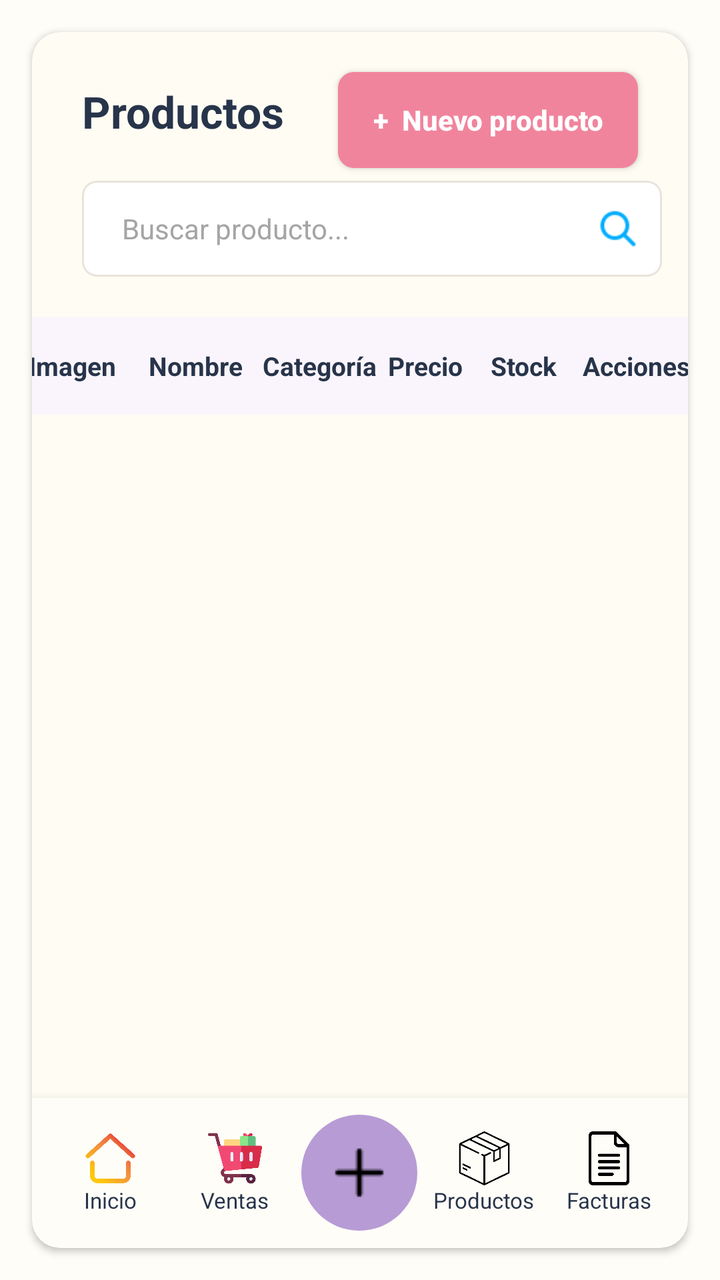
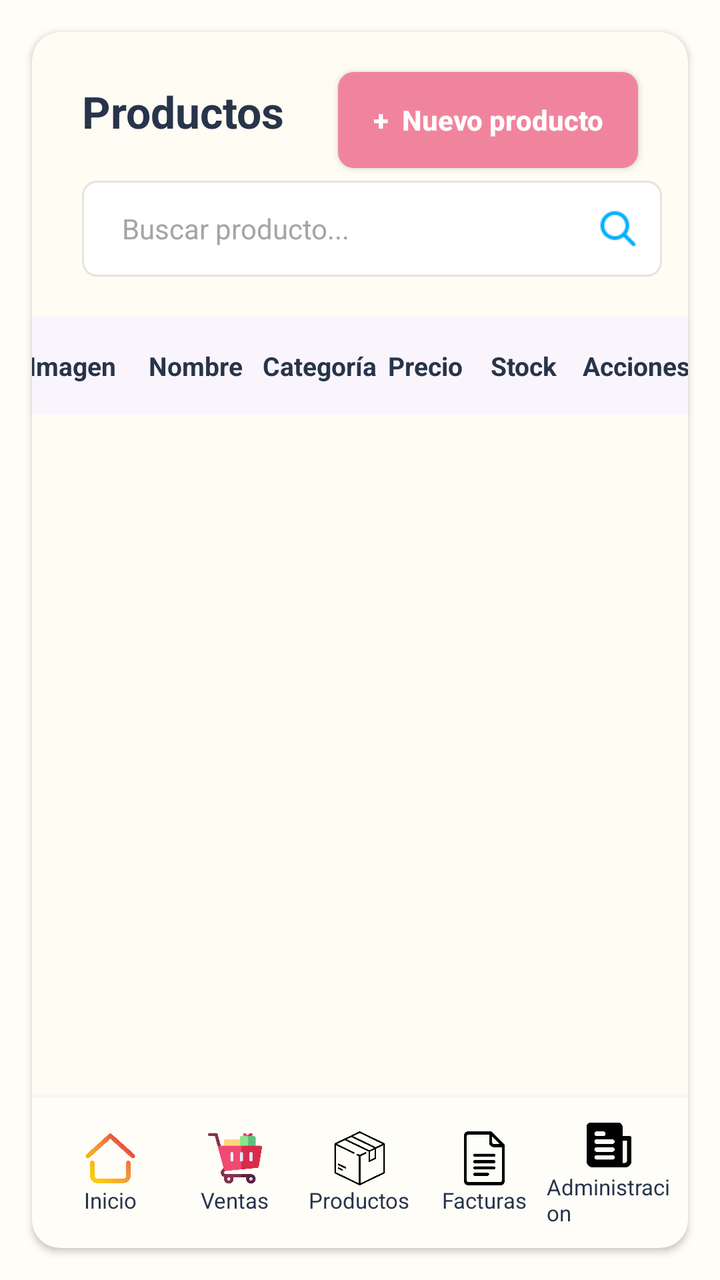

Two renders of the same Android screen: before a commit and after it. Below are the layout's source before the change and the commit's diff.
<!-- AndroidManifest.xml: application theme Theme.Jugueteria -->
<!-- res/layout/activity_products.xml -->
<?xml version="1.0" encoding="utf-8"?>
<androidx.constraintlayout.widget.ConstraintLayout
    xmlns:android="http://schemas.android.com/apk/res/android"
    xmlns:app="http://schemas.android.com/apk/res-auto"
    xmlns:tools="http://schemas.android.com/tools"

    android:layout_width="match_parent"
    android:layout_height="match_parent"
    android:background="#FFFDF8"
    android:id="@+id/main"
    tools:context=".ProductsActivity">


    
    
    

    <androidx.cardview.widget.CardView
        android:id="@+id/productsCard"

        android:layout_width="0dp"
        android:layout_height="0dp"

        android:layout_margin="16dp"

        app:cardBackgroundColor="#FFFCF3"
        app:cardCornerRadius="14dp"
        app:cardElevation="2dp"

        app:layout_constraintTop_toTopOf="parent"
        app:layout_constraintBottom_toBottomOf="parent"
        app:layout_constraintStart_toStartOf="parent"
        app:layout_constraintEnd_toEndOf="parent">


        <androidx.constraintlayout.widget.ConstraintLayout
            android:layout_width="match_parent"
            android:layout_height="match_parent">


            
            
            

            <TextView
                android:id="@+id/txtProductsTitle"

                android:layout_width="wrap_content"
                android:layout_height="wrap_content"

                android:layout_marginStart="25dp"
                android:layout_marginTop="25dp"

                android:text="Productos"
                android:textColor="#27344A"
                android:textSize="22sp"
                android:textStyle="bold"

                app:layout_constraintStart_toStartOf="parent"
                app:layout_constraintTop_toTopOf="parent" />


            
            
            

            <Button
                android:id="@+id/btnNewProduct"

                android:layout_width="150dp"
                android:layout_height="48dp"

                android:layout_marginEnd="25dp"
                android:layout_marginTop="20dp"

                android:text="+  Nuevo producto"
                android:textAllCaps="false"
                android:textColor="#FFFFFF"
                android:textSize="14sp"
                android:textStyle="bold"

                android:background="@drawable/button_new_product"

                app:layout_constraintEnd_toEndOf="parent"
                app:layout_constraintTop_toTopOf="parent" />


            
            
            

            <LinearLayout
                android:id="@+id/searchContainer"

                android:layout_width="290dp"
                android:layout_height="48dp"

                android:layout_marginStart="25dp"
                android:layout_marginTop="20dp"

                android:orientation="horizontal"
                android:gravity="center_vertical"

                android:paddingStart="12dp"
                android:paddingEnd="12dp"

                android:background="@drawable/search_background"

                app:layout_constraintStart_toStartOf="parent"
                app:layout_constraintTop_toBottomOf="@id/txtProductsTitle">


                <EditText
                    android:id="@+id/edtSearch"

                    android:layout_width="0dp"
                    android:layout_height="match_parent"

                    android:layout_weight="1"

                    android:layout_marginStart="8dp"

                    android:background="@android:color/transparent"

                    android:hint="Buscar producto..."
                    android:textColor="#27344A"
                    android:textColorHint="#A5A5A5"
                    android:textSize="14sp"

                    android:singleLine="true" />


                <ImageView
                    android:layout_width="20dp"
                    android:layout_height="20dp"

                    android:src="@drawable/ic_search"
                    android:contentDescription="@null" />

            </LinearLayout>


            
            
            

            <LinearLayout
                android:id="@+id/tableHeader"

                android:layout_width="348dp"
                android:layout_height="49dp"

                android:layout_marginStart="25dp"
                android:layout_marginTop="20dp"
                android:layout_marginEnd="25dp"

                android:background="@drawable/table_header_background"
                android:gravity="center_vertical"

                android:orientation="horizontal"
                android:paddingStart="8dp"

                android:paddingEnd="8dp"

                app:layout_constraintEnd_toEndOf="parent"
                app:layout_constraintStart_toStartOf="parent"
                app:layout_constraintTop_toBottomOf="@id/searchContainer">


                <TextView
                    android:layout_width="60dp"
                    android:layout_height="wrap_content"
                    android:text="Imagen"
                    android:textColor="#27344A"
                    android:textSize="13sp"
                    android:textStyle="bold" />


                <TextView
                    android:layout_width="0dp"
                    android:layout_height="wrap_content"
                    android:layout_weight="1"
                    android:text="Nombre"
                    android:textColor="#27344A"
                    android:textSize="13sp"
                    android:textStyle="bold" />


                <TextView
                    android:layout_width="0dp"
                    android:layout_height="wrap_content"
                    android:layout_weight="1.1"
                    android:text="Categoría"
                    android:textColor="#27344A"
                    android:textSize="13sp"
                    android:textStyle="bold" />


                <TextView
                    android:layout_width="0dp"
                    android:layout_height="wrap_content"
                    android:layout_weight="0.9"
                    android:text="Precio"
                    android:textColor="#27344A"
                    android:textSize="13sp"
                    android:textStyle="bold" />


                <TextView
                    android:layout_width="0dp"
                    android:layout_height="wrap_content"
                    android:layout_weight="0.8"
                    android:text="Stock"
                    android:textColor="#27344A"
                    android:textSize="13sp"
                    android:textStyle="bold" />


                <TextView
                    android:layout_width="55dp"
                    android:layout_height="wrap_content"
                    android:text="Acciones"
                    android:textColor="#27344A"
                    android:textSize="13sp"
                    android:textStyle="bold" />

            </LinearLayout>


            
            
            

            <androidx.recyclerview.widget.RecyclerView
                android:id="@+id/recyclerProducts"

                android:layout_width="346dp"
                android:layout_height="390dp"

                android:layout_marginEnd="25dp"

                android:clipToPadding="false"

                android:overScrollMode="never"
                android:paddingTop="3dp"

                android:paddingBottom="5dp"

                app:layoutManager="androidx.recyclerview.widget.LinearLayoutManager"

                app:layout_constraintEnd_toEndOf="@+id/tableHeader"
                app:layout_constraintHorizontal_bias="0.0"
                app:layout_constraintStart_toStartOf="@+id/tableHeader"

                app:layout_constraintTop_toBottomOf="@id/tableHeader"
                tools:listitem="@layout/item_product" />

            <LinearLayout
                android:id="@+id/bottomNavigation"

                android:layout_width="0dp"
                android:layout_height="75dp"

                android:background="#FFFDF8"
                android:elevation="8dp"

                android:gravity="center_vertical"

                android:orientation="horizontal"

                android:paddingStart="8dp"
                android:paddingEnd="8dp"

                app:layout_constraintBottom_toBottomOf="parent"
                app:layout_constraintEnd_toEndOf="parent"
                app:layout_constraintStart_toStartOf="parent">


                

                <LinearLayout
                    android:id="@+id/navHome"
                    android:layout_width="0dp"
                    android:layout_height="match_parent"

                    android:layout_weight="1"

                    android:clickable="true"
                    android:focusable="true"

                    android:gravity="center"
                    android:orientation="vertical">


                    <ImageView
                        android:layout_width="27dp"
                        android:layout_height="27dp"

                        android:contentDescription="Inicio"
                        android:src="@drawable/ic_home" />


                    <TextView
                        android:layout_width="wrap_content"
                        android:layout_height="wrap_content"

                        android:text="Inicio"
                        android:textColor="#27344A"
                        android:textSize="11sp" />

                </LinearLayout>


                

                <LinearLayout
                    android:id="@+id/navSales"
                    android:layout_width="0dp"
                    android:layout_height="match_parent"

                    android:layout_weight="1"

                    android:clickable="true"
                    android:focusable="true"

                    android:gravity="center"
                    android:orientation="vertical">


                    <ImageView
                        android:layout_width="27dp"
                        android:layout_height="27dp"

                        android:contentDescription="Ventas"
                        android:src="@drawable/ic_cart" />


                    <TextView
                        android:layout_width="wrap_content"
                        android:layout_height="wrap_content"

                        android:text="Ventas"
                        android:textColor="#27344A"
                        android:textSize="11sp" />

                </LinearLayout>


                

                <LinearLayout
                    android:id="@+id/navAdd"
                    android:layout_width="0dp"
                    android:layout_height="match_parent"

                    android:layout_weight="1"

                    android:gravity="center">


                    <ImageButton
                        android:id="@+id/btnAdd"
                        android:layout_width="58dp"
                        android:layout_height="58dp"

                        android:background="@drawable/add_button"
                        android:contentDescription="Agregar"

                        android:padding="15dp"
                        android:src="@drawable/ic_add" />

                </LinearLayout>


                

                <LinearLayout
                    android:id="@+id/navProducts"
                    android:layout_width="0dp"
                    android:layout_height="match_parent"

                    android:layout_weight="1"

                    android:clickable="true"
                    android:focusable="true"

                    android:gravity="center"
                    android:orientation="vertical">


                    <ImageView
                        android:layout_width="27dp"
                        android:layout_height="27dp"

                        android:contentDescription="Productos"
                        android:src="@drawable/ic_products" />


                    <TextView
                        android:layout_width="wrap_content"
                        android:layout_height="wrap_content"

                        android:text="Productos"
                        android:textColor="#27344A"
                        android:textSize="11sp" />

                </LinearLayout>


                

                <LinearLayout
                    android:id="@+id/navInvoice"
                    android:layout_width="0dp"
                    android:layout_height="match_parent"

                    android:layout_weight="1"

                    android:clickable="true"
                    android:focusable="true"

                    android:gravity="center"
                    android:orientation="vertical">


                    <ImageView
                        android:layout_width="27dp"
                        android:layout_height="27dp"

                        android:contentDescription="Más"
                        android:src="@drawable/ic_document" />


                    <TextView
                        android:layout_width="wrap_content"
                        android:layout_height="wrap_content"

                        android:text="Facturas"
                        android:textColor="#27344A"
                        android:textSize="11sp" />

                </LinearLayout>

            </LinearLayout>


            
            
            

        </androidx.constraintlayout.widget.ConstraintLayout>

    </androidx.cardview.widget.CardView>

</androidx.constraintlayout.widget.ConstraintLayout>
<!-- resources referenced by this layout -->
<resources>
  <!-- drawable add_button (drawable) -->
  <?xml version="1.0" encoding="utf-8"?>
  <shape xmlns:android="http://schemas.android.com/apk/res/android"
      android:shape="oval">
  
      <solid android:color="#B79BD5" />
  
  </shape>
  <!-- drawable button_new_product (drawable) -->
  <?xml version="1.0" encoding="utf-8"?>
  <shape xmlns:android="http://schemas.android.com/apk/res/android">
  
      <solid android:color="#F1849D" />
  
      <corners
          android:radius="8dp" />
  
  </shape>
  <!-- drawable ic_add: png bitmap (drawable, 279 bytes) -->
  <!-- drawable ic_cart: png bitmap (drawable, 16656 bytes) -->
  <!-- drawable ic_document: png bitmap (drawable, 7573 bytes) -->
  <!-- drawable ic_home: png bitmap (drawable, 18554 bytes) -->
  <!-- drawable ic_products: png bitmap (drawable, 12970 bytes) -->
  <!-- drawable ic_search: png bitmap (drawable, 847 bytes) -->
  <!-- drawable search_background (drawable) -->
  <?xml version="1.0" encoding="utf-8"?>
  <shape xmlns:android="http://schemas.android.com/apk/res/android">
  
      <solid android:color="#FFFFFF" />
  
      <stroke
          android:width="1dp"
          android:color="#E8E4DB" />
  
      <corners
          android:radius="7dp" />
  
  </shape>
  <!-- drawable table_header_background (drawable) -->
  <?xml version="1.0" encoding="utf-8"?>
  <shape xmlns:android="http://schemas.android.com/apk/res/android">
  
      <solid android:color="#FAF5FC" />
  
      <corners
          android:radius="7dp" />
  
  </shape>
  <style name="Theme.Jugueteria" parent="Theme.AppCompat.Light.NoActionBar" />
</resources>

<!-- the commit's change to res/layout/activity_products.xml (unified diff, before → after) -->
@@ -261,19 +261,19 @@
                 android:layout_width="0dp"
                 android:layout_height="75dp"
 
+                android:orientation="horizontal"
+                android:gravity="center_vertical"
+
                 android:background="#FFFDF8"
+
                 android:elevation="8dp"
-
-                android:gravity="center_vertical"
-
-                android:orientation="horizontal"
 
                 android:paddingStart="8dp"
                 android:paddingEnd="8dp"
 
                 app:layout_constraintBottom_toBottomOf="parent"
-                app:layout_constraintEnd_toEndOf="parent"
-                app:layout_constraintStart_toStartOf="parent">
+                app:layout_constraintStart_toStartOf="parent"
+                app:layout_constraintEnd_toEndOf="parent">
 
 
                 
@@ -285,19 +285,19 @@
 
                     android:layout_weight="1"
 
+                    android:orientation="vertical"
+                    android:gravity="center"
+
                     android:clickable="true"
-                    android:focusable="true"
-
-                    android:gravity="center"
-                    android:orientation="vertical">
+                    android:focusable="true">
 
 
                     <ImageView
                         android:layout_width="27dp"
                         android:layout_height="27dp"
 
-                        android:contentDescription="Inicio"
-                        android:src="@drawable/ic_home" />
+                        android:src="@drawable/ic_home"
+                        android:contentDescription="Inicio" />
 
 
                     <TextView
@@ -320,19 +320,19 @@
 
                     android:layout_weight="1"
 
+                    android:orientation="vertical"
+                    android:gravity="center"
+
                     android:clickable="true"
-                    android:focusable="true"
-
-                    android:gravity="center"
-                    android:orientation="vertical">
+                    android:focusable="true">
 
 
                     <ImageView
                         android:layout_width="27dp"
                         android:layout_height="27dp"
 
-                        android:contentDescription="Ventas"
-                        android:src="@drawable/ic_cart" />
+                        android:src="@drawable/ic_cart"
+                        android:contentDescription="Ventas" />
 
 
                     <TextView
@@ -355,7 +355,8 @@
 
                     android:layout_weight="1"
 
-                    android:gravity="center">
+                    android:gravity="center"
+                    android:visibility="gone">
 
 
                     <ImageButton
@@ -381,19 +382,19 @@
 
                     android:layout_weight="1"
 
+                    android:orientation="vertical"
+                    android:gravity="center"
+
                     android:clickable="true"
-                    android:focusable="true"
-
-                    android:gravity="center"
-                    android:orientation="vertical">
+                    android:focusable="true">
 
 
                     <ImageView
                         android:layout_width="27dp"
                         android:layout_height="27dp"
 
-                        android:contentDescription="Productos"
-                        android:src="@drawable/ic_products" />
+                        android:src="@drawable/ic_products"
+                        android:contentDescription="Productos" />
 
 
                     <TextView
@@ -416,11 +417,11 @@
 
                     android:layout_weight="1"
 
+                    android:orientation="vertical"
+                    android:gravity="center"
+
                     android:clickable="true"
-                    android:focusable="true"
-
-                    android:gravity="center"
-                    android:orientation="vertical">
+                    android:focusable="true">
 
 
                     <ImageView
@@ -441,6 +442,38 @@
 
                 </LinearLayout>
 
+                <LinearLayout
+                    android:id="@+id/navAdmin"
+                    android:layout_width="0dp"
+                    android:layout_height="match_parent"
+
+                    android:layout_weight="1"
+
+                    android:orientation="vertical"
+                    android:gravity="center"
+
+                    android:clickable="true"
+                    android:focusable="true">
+
+
+                    <ImageView
+                        android:layout_width="27dp"
+                        android:layout_height="27dp"
+
+                        android:contentDescription="Más"
+                        android:src="@drawable/ic_admin" />
+
+
+                    <TextView
+                        android:layout_width="wrap_content"
+                        android:layout_height="wrap_content"
+
+                        android:text="Administracion"
+                        android:textColor="#27344A"
+                        android:textSize="11sp" />
+
+                </LinearLayout>
+
             </LinearLayout>
 
 
<!-- resource entries referenced after the edit -->
@@ -19,6 +19,7 @@
   
   </shape>
   <!-- drawable ic_add: png bitmap (drawable, 279 bytes) -->
+  <!-- drawable ic_admin: png bitmap (drawable, 7337 bytes) -->
   <!-- drawable ic_cart: png bitmap (drawable, 16656 bytes) -->
   <!-- drawable ic_document: png bitmap (drawable, 7573 bytes) -->
   <!-- drawable ic_home: png bitmap (drawable, 18554 bytes) -->
